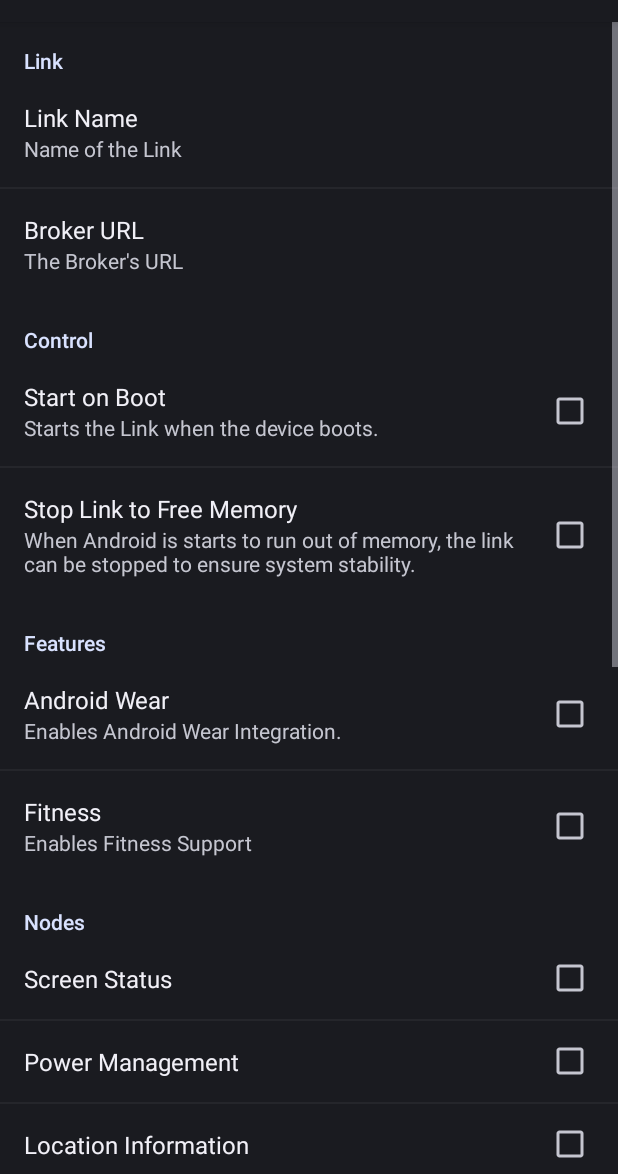
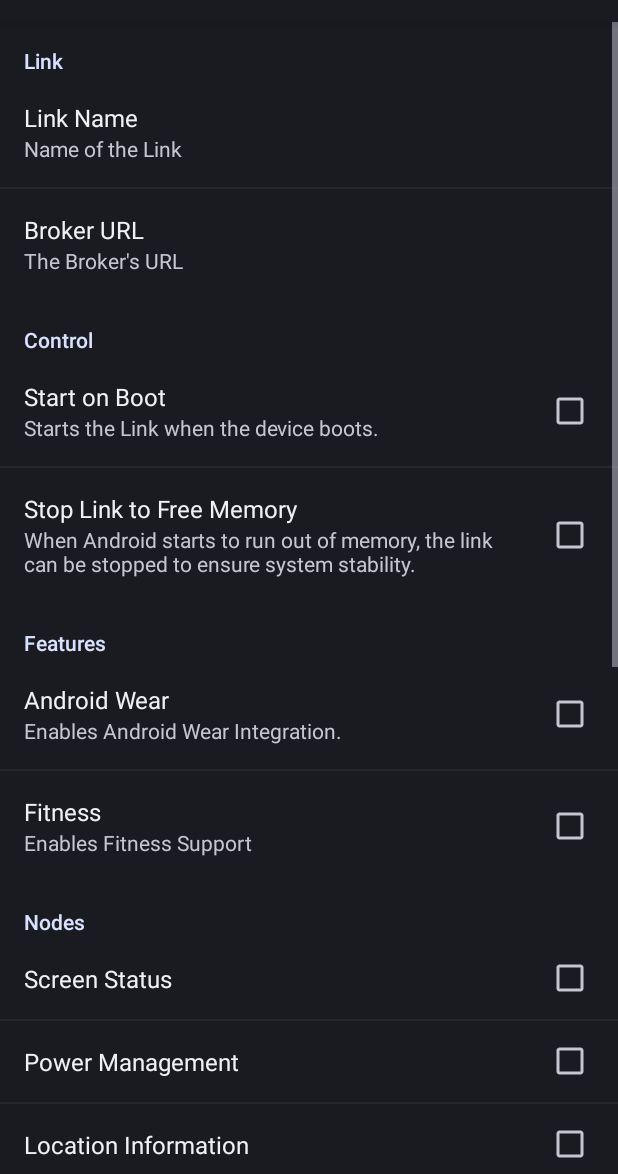
Before and after one commit to IOT-DSA/dslink-java-android, an Android app: the fragment SettingsFragment shown on its own in the app's theme, on a phone screen of 412 x 824 dp, the part 62-1236 px from its top. Run offline under Robolectric (Android 15) with nearby library versions, the phone set to English and light mode, and no system bars.

Commit message:
Fix Typo

```diff
--- a/mobile/src/main/res/values/strings.xml
+++ b/mobile/src/main/res/values/strings.xml
@@ -10,7 +10,7 @@
     <string name="prefs_start_on_boot">Start on Boot</string>
     <string name="settings_label">DGMobile Settings</string>
     <string name="prefs_stop_low_memory">Stop Link to Free Memory</string>
-    <string name="prefs_stop_low_memory_summary">When Android is starts to run out of memory, the link can be stopped to ensure system stability.</string>
+    <string name="prefs_stop_low_memory_summary">When Android starts to run out of memory, the link can be stopped to ensure system stability.</string>
     <string name="android_wear">Android Wear</string>
     <string name="prefs_start_on_boot_summary">Starts the Link when the device boots.</string>
     <string name="prefs_android_wear_summary">Enables Android Wear Integration.</string>
```
